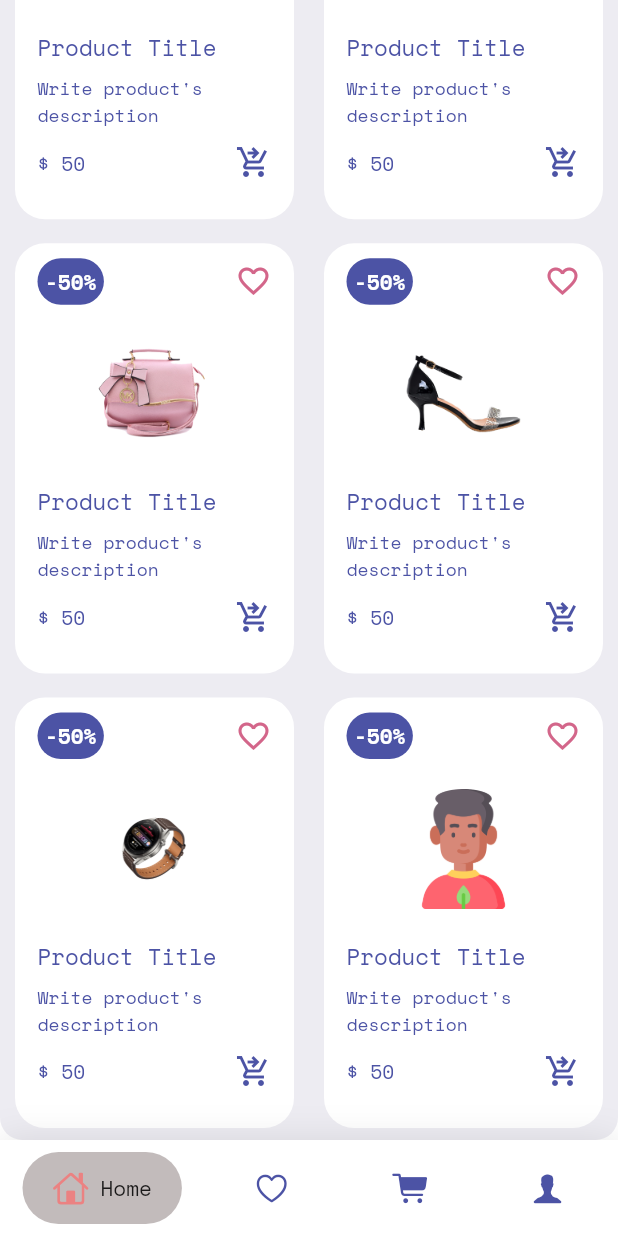
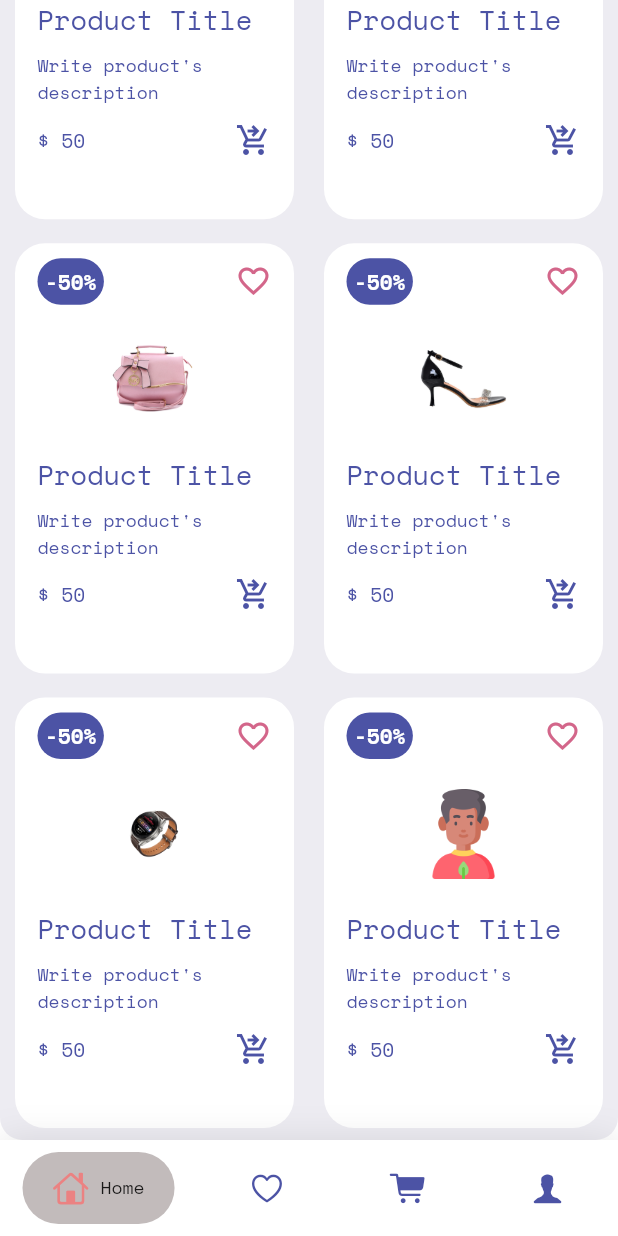
Before and after one commit to JohnGastone/One-Click, a Flutter app: the HomePage screen opened directly, on a phone screen of 412 x 824 dp. Run offline on Flutter 3.47's test engine with Material 2 defaults, Android fonts, the phone set to English and light mode, and no system bars; drawn by our look-alikes of google_nav_bar; our stand-ins replace animated_notch_bottom_bar, badges, flutter_rating_bar, flutter_svg, google_fonts; missing offline and left inert: clippy_flutter, curved_navigation_bar_with_label, intro_screen_onboarding_flutter.

Commit message:
Rendering error fixed

```diff
--- a/lib/pages/homepage.dart
+++ b/lib/pages/homepage.dart
@@ -236,17 +236,17 @@ class HomePageState extends State<HomePage> {
                 GButton(
                   icon: CupertinoIcons.home,
                   text: 'Home',
-                  textStyle: GoogleFonts.spaceMono(),
+                  textStyle: GoogleFonts.spaceMono(fontSize: 12),
                 ),
                 GButton(
                   icon: CupertinoIcons.heart,
                   text: 'Favorites',
-                  textStyle: GoogleFonts.spaceMono(),
+                  textStyle: GoogleFonts.spaceMono(fontSize: 12),
                 ),
                 GButton(
                   icon: CupertinoIcons.cart_fill,
                   text: 'Cart',
-                  textStyle: GoogleFonts.spaceMono(),
+                  textStyle: GoogleFonts.spaceMono(fontSize: 12),
                 ),
                 GButton(
                   icon: CupertinoIcons.person_alt,
--- a/lib/widgets/itemsWidget.dart
+++ b/lib/widgets/itemsWidget.dart
@@ -56,8 +56,8 @@ class ItemsWidget extends StatelessWidget {
                     margin: EdgeInsets.all(20),
                     child: Image.asset(
                       "images/$i.png",
-                      height: 80,
-                      width: 80,
+                      height: 60,
+                      width: 60,
                     ),
                   ),
                 ),
@@ -67,7 +67,7 @@ class ItemsWidget extends StatelessWidget {
                   child: Text(
                     "Product Title",
                     style: GoogleFonts.spaceMono(
-                        fontSize: 15,
+                        fontSize: 18,
                         color: const Color(0xFF4C53A5),
                         fontWeight: FontWeight.w500),
                   ),
```
